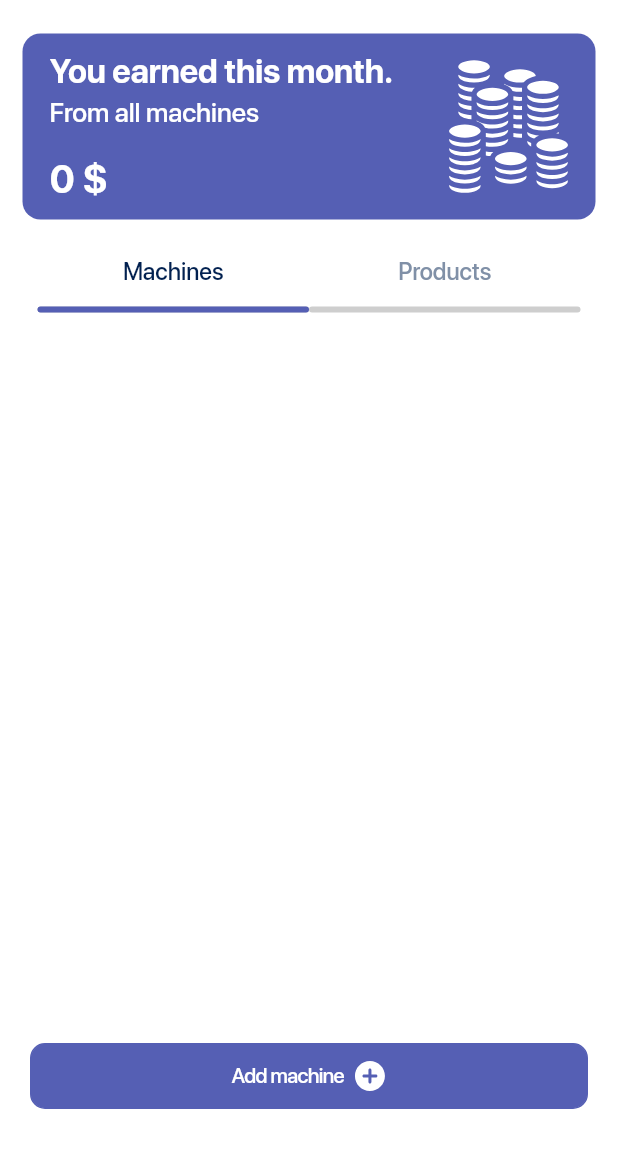
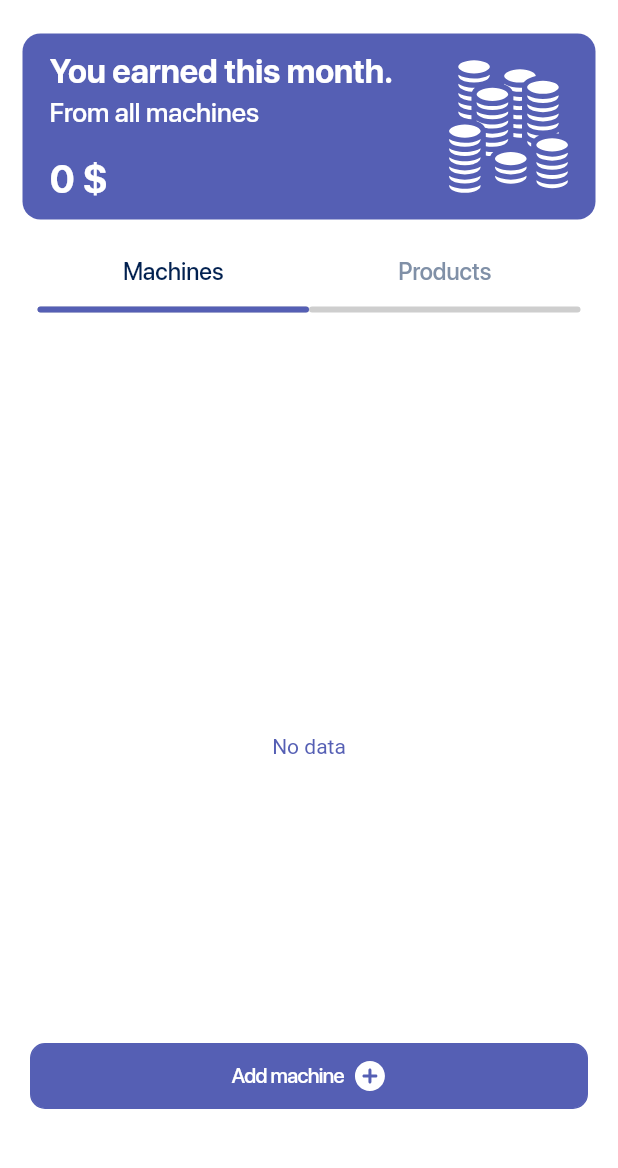
Before and after one commit to kent0505/vending_test, a Flutter app: the HomePage screen opened by its route, on a phone screen of 412 x 824 dp, the part 55-1223 px from its top. Run offline on Flutter 3.47's test engine with Material 3 defaults, Android fonts, the phone set to English and light mode, and no system bars; our stand-ins replace flutter_bloc, flutter_svg, go_router, hive_flutter, shared_preferences; accounts and stored records are empty; Roboto replaces fonts that are missing (SF); project files that could hold a hidden picture were left out.

Commit message:
added no data

```diff
--- a/lib/features/home/pages/home_page.dart
+++ b/lib/features/home/pages/home_page.dart
@@ -6,6 +6,7 @@ import '../../../core/widgets/custom_scaffold.dart';
 import '../../machine/bloc/machine_bloc.dart';
 import '../widgets/home_add_button.dart';
 import '../widgets/machine_card.dart';
+import '../widgets/no_data.dart';
 import '../widgets/product_card.dart';
 import '../widgets/profit_card.dart';
 import '../widgets/tab_widget.dart';
@@ -53,6 +54,7 @@ class _HomePageState extends State<HomePage>
                     BlocBuilder<MachineBloc, MachineState>(
                       builder: (context, state) {
                         if (state is MachinesLoadedState) {
+                          if (state.machines.isEmpty) return const NoData();
                           return ListView(
                             padding: const EdgeInsets.symmetric(horizontal: 15),
                             children: [
@@ -68,7 +70,6 @@ class _HomePageState extends State<HomePage>
                             ],
                           );
                         }
-
                         return Container();
                       },
                     ),
--- /dev/null
+++ b/lib/features/home/widgets/no_data.dart
@@ -0,0 +1,19 @@
+import 'package:flutter/material.dart';
+
+import '../../../core/config/app_colors.dart';
+
+class NoData extends StatelessWidget {
+  const NoData({super.key});
+
+  @override
+  Widget build(BuildContext context) {
+    return const Center(
+      child: Text(
+        'No data',
+        style: TextStyle(
+          color: AppColors.main,
+        ),
+      ),
+    );
+  }
+}
```
